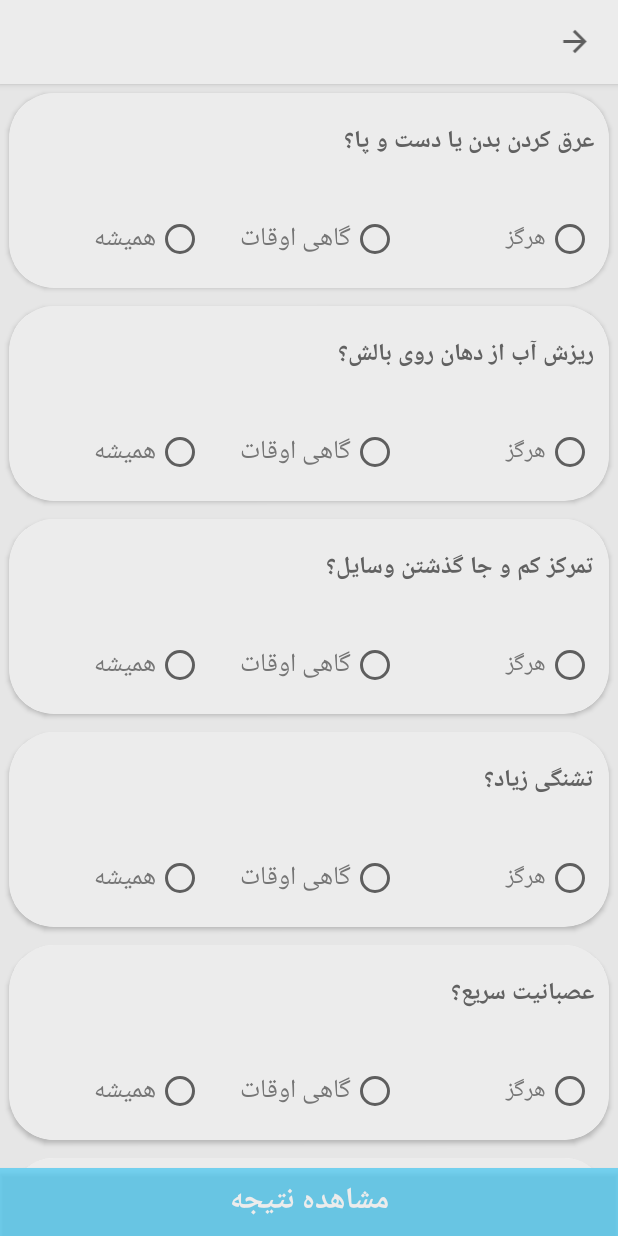
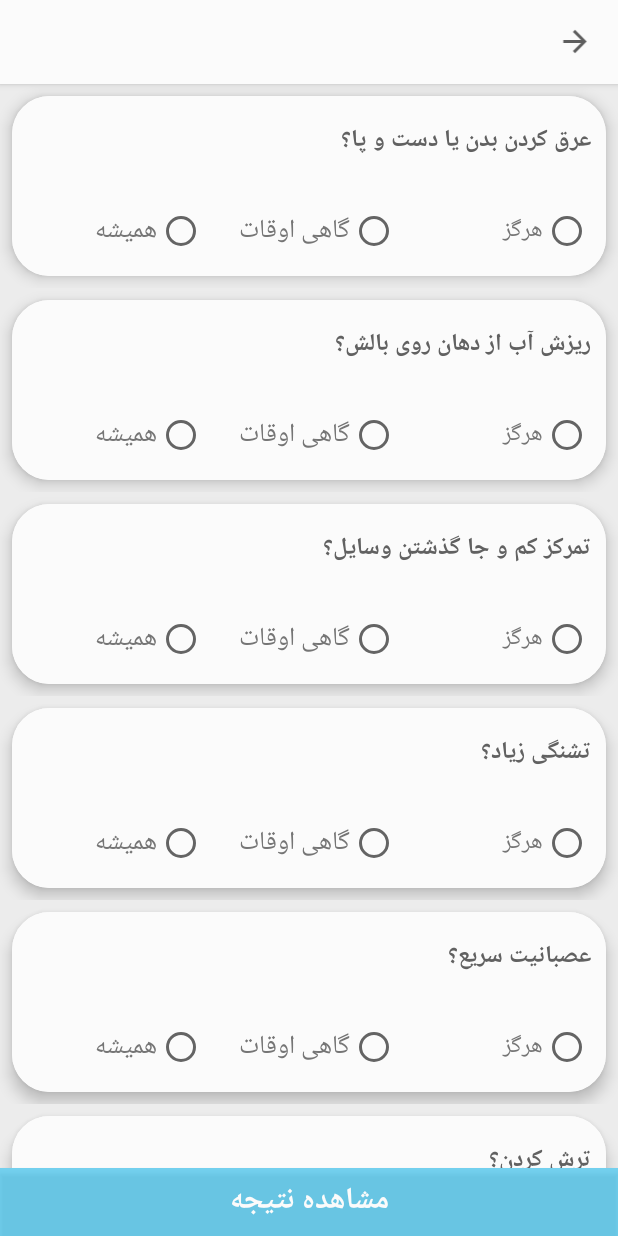
Before and after one commit to m-oqbaeifarhang/IMOTeb, an Android app: the Test_Mazaj_Activity screen opened directly, with no data from a screen before it, on a phone screen of 412 x 824 dp. Run offline under Robolectric (Android 15) with nearby library versions, the light colour scheme and no system bars.

Commit message:
update 2

```diff
--- a/app/src/main/res/layout/questions_model.xml
+++ b/app/src/main/res/layout/questions_model.xml
@@ -5,24 +5,22 @@
     android:layout_width="match_parent"
     android:layout_height="wrap_content"
     android:layoutDirection="rtl"
+    android:elevation="5dp"
     android:background="@color/gray">
 
     <androidx.cardview.widget.CardView
         android:layout_width="match_parent"
-        android:layout_height="130dp"
+        android:layout_height="120dp"
         android:layoutDirection="rtl"
-        android:layout_marginTop="6dp"
-        android:layout_marginBottom="6dp"
-        android:layout_marginLeft="6dp"
-        android:layout_marginRight="6dp"
-        app:cardCornerRadius="30dp">
+        android:layout_margin="8dp"
+        app:cardElevation="6dp"
+        app:cardCornerRadius="25dp">
         <LinearLayout
             android:layout_width="match_parent"
             android:layout_height="wrap_content"
             android:orientation="vertical"
             android:background="@color/white"
-            android:layoutDirection="rtl"
-            android:elevation="3dp">
+            android:layoutDirection="rtl">
             <RelativeLayout
                 android:layout_width="match_parent"
                 android:layout_height="0dp"
--- a/app/src/main/res/values/colors.xml
+++ b/app/src/main/res/values/colors.xml
@@ -4,8 +4,8 @@
     <color name="colorPrimaryDark">#4D4E4E</color>
     <color name="colorAccent">#E85238</color>
 
-    <color name="white">#ECECEC</color>
-    <color name="gray">#E6E6E6</color>
+    <color name="white">#FBFBFB</color>
+    <color name="gray">#ECECEC</color>
     <color name="gray1">#F1F1F1</color>
     <color name="text_color_titr">#616161</color>
     <color name="text_color">#757575</color>
```
